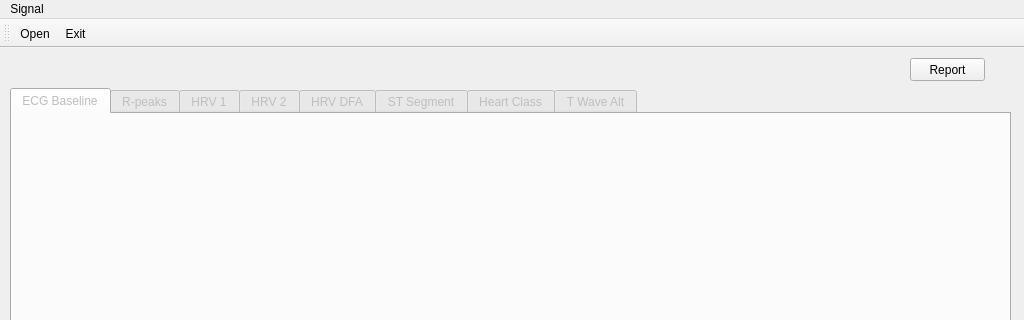
First picture: the form in EcgApplicationCore/View/mainview.ui, repository KuleszIB/EcgAppCore, before the edit; both pictures show x 0 to 1024 and y 0 to 320 of the 1024 by 713 pixel window.
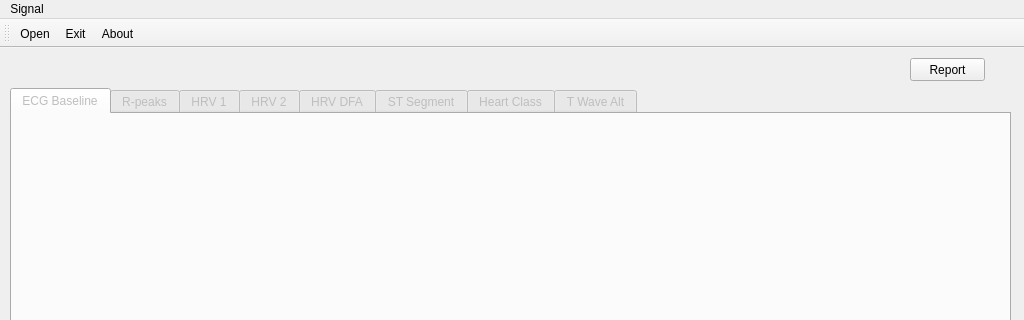
Second picture: the form after the edit. Icons and pictures are not drawn.

Commit message: Dodanie about

Patch:
```diff
--- a/EcgApplicationCore/View/mainview.ui
+++ b/EcgApplicationCore/View/mainview.ui
@@ -231,6 +231,7 @@
    </attribute>
    <addaction name="actionOpen"/>
    <addaction name="actionExit"/>
+   <addaction name="actionAbout"/>
   </widget>
   <widget class="QStatusBar" name="statusBar"/>
   <action name="actionOpen">
@@ -243,6 +244,11 @@
     <string>Exit</string>
    </property>
   </action>
+  <action name="actionAbout">
+   <property name="text">
+    <string>About</string>
+   </property>
+  </action>
  </widget>
  <layoutdefault spacing="6" margin="11"/>
  <resources>
```
The commit also changes 2 other files.
